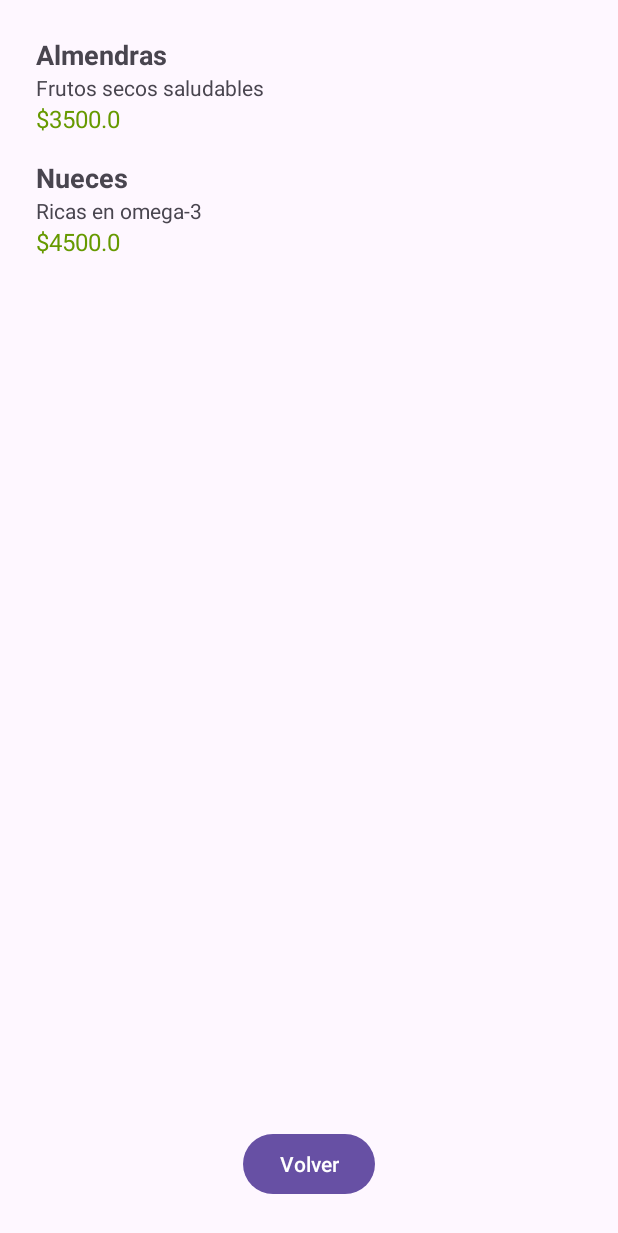
After one commit to jhosettt/trabajo, an Android app: the MainActivity3 screen opened directly, with no data from a screen before it, on a phone screen of 412 x 824 dp. The commit adds this screen. Shown: the top 1233 px of the screen. Run offline under Robolectric (Android 15) with nearby library versions, the phone set to English and light mode, and no system bars.

Commit message:
agregue la pantalla agregarproductos en la cual se muestras las opciones que tenemos

```diff
--- a/app/src/main/AndroidManifest.xml
+++ b/app/src/main/AndroidManifest.xml
@@ -13,6 +13,9 @@
         android:theme="@style/Theme.Trabajo"
         tools:targetApi="31">
         <activity
+            android:name=".MainActivity3"
+            android:exported="false" />
+        <activity
             android:name=".MainActivity2"
             android:exported="false" />
         <activity
--- /dev/null
+++ b/app/src/main/java/cl/virginio/trabajo/DatabaseHelper.java
@@ -0,0 +1,59 @@
+package cl.virginio.trabajo;
+
+import android.content.Context;
+import android.database.Cursor;
+import android.database.sqlite.SQLiteDatabase;
+import android.database.sqlite.SQLiteOpenHelper;
+import java.util.ArrayList;
+import java.util.List;
+
+public class DatabaseHelper extends SQLiteOpenHelper {
+
+    private static final String DATABASE_NAME = "productos.db";
+    private static final int DATABASE_VERSION = 1;
+
+    public DatabaseHelper(Context context) {
+        super(context, DATABASE_NAME, null, DATABASE_VERSION);
+    }
+
+    @Override
+    public void onCreate(SQLiteDatabase db) {
+        String createTable = "CREATE TABLE productos (" +
+                "id INTEGER PRIMARY KEY AUTOINCREMENT," +
+                "nombre TEXT," +
+                "descripcion TEXT," +
+                "precio REAL)";
+        db.execSQL(createTable);
+
+        // Insertar algunos productos de ejemplo
+        db.execSQL("INSERT INTO productos (nombre, descripcion, precio) VALUES ('Almendras', 'Frutos secos saludables', 3500)");
+        db.execSQL("INSERT INTO productos (nombre, descripcion, precio) VALUES ('Nueces', 'Ricas en omega-3', 4500)");
+    }
+
+    @Override
+    public void onUpgrade(SQLiteDatabase db, int oldVersion, int newVersion) {
+        db.execSQL("DROP TABLE IF EXISTS productos");
+        onCreate(db);
+    }
+
+    public List<Producto> obtenerProductos() {
+        List<Producto> listaProductos = new ArrayList<>();
+        SQLiteDatabase db = this.getReadableDatabase();
+        Cursor cursor = db.rawQuery("SELECT * FROM productos", null);
+
+        if (cursor.moveToFirst()) {
+            do {
+                String nombre = cursor.getString(cursor.getColumnIndexOrThrow("nombre"));
+                String descripcion = cursor.getString(cursor.getColumnIndexOrThrow("descripcion"));
+                double precio = cursor.getDouble(cursor.getColumnIndexOrThrow("precio"));
+
+                Producto producto = new Producto(nombre, descripcion, precio);
+                listaProductos.add(producto);
+            } while (cursor.moveToNext());
+        }
+
+        cursor.close();
+        db.close();
+        return listaProductos;
+    }
+}
--- a/app/src/main/java/cl/virginio/trabajo/MainActivity.java
+++ b/app/src/main/java/cl/virginio/trabajo/MainActivity.java
@@ -13,6 +13,7 @@ import androidx.core.view.WindowInsetsCompat;
 
 public class MainActivity extends AppCompatActivity {
 
+    private Button buttonVerProductos;
     private Button buttonRegistrarCliente;
 
     @Override
@@ -20,6 +21,7 @@ public class MainActivity extends AppCompatActivity {
         super.onCreate(savedInstanceState);
         setContentView(R.layout.activity_main);
 
+        buttonVerProductos = findViewById(R.id.buttonVerProductos);
         buttonRegistrarCliente = findViewById(R.id.buttonRegistrarCliente);
 
         buttonRegistrarCliente.setOnClickListener(new View.OnClickListener() {
@@ -27,6 +29,16 @@ public class MainActivity extends AppCompatActivity {
             public void onClick(View v) {
 
                 Intent intent = new Intent(MainActivity.this, MainActivity2.class);
+                startActivity(intent); // Iniciar la nueva actividad
+            }
+        });
+
+
+        buttonVerProductos.setOnClickListener(new View.OnClickListener() {
+            @Override
+            public void onClick(View v) {
+
+                Intent intent = new Intent(MainActivity.this, MainActivity3.class);
                 startActivity(intent);
             }
         });
--- /dev/null
+++ b/app/src/main/java/cl/virginio/trabajo/MainActivity3.java
@@ -0,0 +1,50 @@
+package cl.virginio.trabajo;
+
+import android.content.Intent;
+import android.os.Bundle;
+import android.view.View;
+import android.widget.Button;
+
+import androidx.activity.EdgeToEdge;
+import androidx.appcompat.app.AppCompatActivity;
+import androidx.core.graphics.Insets;
+import androidx.core.view.ViewCompat;
+import androidx.core.view.WindowInsetsCompat;
+import androidx.recyclerview.widget.LinearLayoutManager;
+import androidx.recyclerview.widget.RecyclerView;
+
+import java.util.List;
+
+public class MainActivity3 extends AppCompatActivity {
+
+    private RecyclerView recyclerViewProductos;
+    private ProductoAdapter productoAdapter;
+    private DatabaseHelper databaseHelper;
+    private Button buttonVolver;
+
+    @Override
+    protected void onCreate(Bundle savedInstanceState) {
+        super.onCreate(savedInstanceState);
+        setContentView(R.layout.activity_main3);
+
+        recyclerViewProductos = findViewById(R.id.recyclerViewProductos);
+        recyclerViewProductos.setLayoutManager(new LinearLayoutManager(this));
+
+        databaseHelper = new DatabaseHelper(this);
+
+        List<Producto> listaProductos = databaseHelper.obtenerProductos();
+
+        productoAdapter = new ProductoAdapter(listaProductos);
+        recyclerViewProductos.setAdapter(productoAdapter);
+
+        buttonVolver = findViewById(R.id.buttonVolver);
+        buttonVolver.setOnClickListener(new View.OnClickListener() {
+            @Override
+            public void onClick(View v) {
+                Intent intent = new Intent(MainActivity3.this, MainActivity.class);
+                startActivity(intent);
+                finish();
+            }
+        });
+    }
+}
--- /dev/null
+++ b/app/src/main/java/cl/virginio/trabajo/Producto.java
@@ -0,0 +1,25 @@
+package cl.virginio.trabajo;
+
+public class Producto {
+    private String nombre;
+    private String descripcion;
+    private double precio;
+
+    public Producto(String nombre, String descripcion, double precio) {
+        this.nombre = nombre;
+        this.descripcion = descripcion;
+        this.precio = precio;
+    }
+
+    public String getNombre() {
+        return nombre;
+    }
+
+    public String getDescripcion() {
+        return descripcion;
+    }
+
+    public double getPrecio() {
+        return precio;
+    }
+}
--- /dev/null
+++ b/app/src/main/java/cl/virginio/trabajo/ProductoAdapter.java
@@ -0,0 +1,51 @@
+package cl.virginio.trabajo;
+import android.view.LayoutInflater;
+import android.view.View;
+import android.view.ViewGroup;
+import android.widget.TextView;
+import androidx.annotation.NonNull;
+import androidx.recyclerview.widget.RecyclerView;
+import java.util.List;
+
+public class ProductoAdapter extends RecyclerView.Adapter<ProductoAdapter.ProductoViewHolder> {
+
+    private List<Producto> listaProductos;
+
+    public ProductoAdapter(List<Producto> listaProductos) {
+        this.listaProductos = listaProductos;
+    }
+
+    @NonNull
+    @Override
+    public ProductoViewHolder onCreateViewHolder(@NonNull ViewGroup parent, int viewType) {
+
+        View itemView = LayoutInflater.from(parent.getContext())
+                .inflate(R.layout.item_producto, parent, false);
+        return new ProductoViewHolder(itemView);
+    }
+
+    @Override
+    public void onBindViewHolder(@NonNull ProductoViewHolder holder, int position) {
+
+        Producto producto = listaProductos.get(position);
+        holder.textViewNombre.setText(producto.getNombre());
+        holder.textViewDescripcion.setText(producto.getDescripcion());
+        holder.textViewPrecio.setText("$" + producto.getPrecio());
+    }
+
+    @Override
+    public int getItemCount() {
+        return listaProductos.size();
+    }
+
+    public static class ProductoViewHolder extends RecyclerView.ViewHolder {
+        public TextView textViewNombre, textViewDescripcion, textViewPrecio;
+
+        public ProductoViewHolder(View itemView) {
+            super(itemView);
+            textViewNombre = itemView.findViewById(R.id.textViewNombre);
+            textViewDescripcion = itemView.findViewById(R.id.textViewDescripcion);
+            textViewPrecio = itemView.findViewById(R.id.textViewPrecio);
+        }
+    }
+}
--- /dev/null
+++ b/app/src/main/res/layout/activity_main3.xml
@@ -0,0 +1,31 @@
+<?xml version="1.0" encoding="utf-8"?>
+<androidx.constraintlayout.widget.ConstraintLayout xmlns:android="http://schemas.android.com/apk/res/android"
+    xmlns:app="http://schemas.android.com/apk/res-auto"
+    xmlns:tools="http://schemas.android.com/tools"
+    android:layout_width="match_parent"
+    android:layout_height="match_parent"
+    tools:context=".MainActivity3">
+
+    <!-- RecyclerView para mostrar los productos -->
+    <androidx.recyclerview.widget.RecyclerView
+        android:id="@+id/recyclerViewProductos"
+        android:layout_width="0dp"
+        android:layout_height="0dp"
+        android:layout_margin="16dp"
+        app:layout_constraintTop_toTopOf="parent"
+        app:layout_constraintBottom_toTopOf="@id/buttonVolver"
+        app:layout_constraintStart_toStartOf="parent"
+        app:layout_constraintEnd_toEndOf="parent" />
+
+    <!-- Botón para volver al MainActivity -->
+    <Button
+        android:id="@+id/buttonVolver"
+        android:layout_width="wrap_content"
+        android:layout_height="wrap_content"
+        android:text="Volver"
+        app:layout_constraintBottom_toBottomOf="parent"
+        app:layout_constraintStart_toStartOf="parent"
+        app:layout_constraintEnd_toEndOf="parent"
+        android:layout_marginBottom="24dp"/>
+
+</androidx.constraintlayout.widget.ConstraintLayout>
--- /dev/null
+++ b/app/src/main/res/layout/item_producto.xml
@@ -0,0 +1,27 @@
+<?xml version="1.0" encoding="utf-8"?>
+<LinearLayout xmlns:android="http://schemas.android.com/apk/res/android"
+    android:layout_width="match_parent"
+    android:layout_height="wrap_content"
+    android:orientation="vertical"
+    android:padding="8dp">
+
+    <TextView
+        android:id="@+id/textViewNombre"
+        android:layout_width="wrap_content"
+        android:layout_height="wrap_content"
+        android:textSize="18sp"
+        android:textStyle="bold"/>
+
+    <TextView
+        android:id="@+id/textViewDescripcion"
+        android:layout_width="wrap_content"
+        android:layout_height="wrap_content"
+        android:textSize="14sp"/>
+
+    <TextView
+        android:id="@+id/textViewPrecio"
+        android:layout_width="wrap_content"
+        android:layout_height="wrap_content"
+        android:textSize="16sp"
+        android:textColor="@android:color/holo_green_dark"/>
+</LinearLayout>
```
